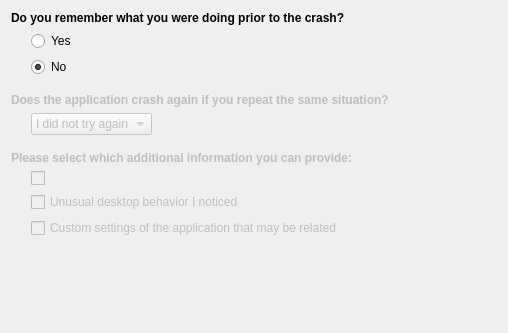
This is drkonqi/ui/assistantpage_bugawareness.ui in KDE/kde-runtime as Qt 5 draws it before an edit. The edited form follows.
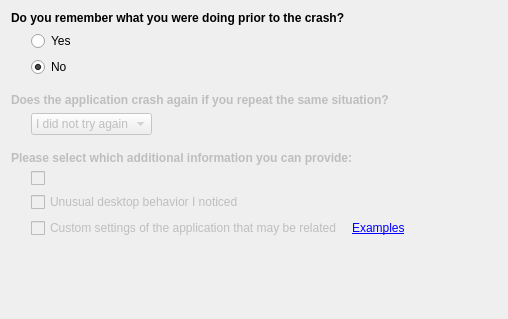
This is the edited form. Custom widgets are drawn as their Qt base class.

Commit message: - Move application details examples to its own class, to make it easy to implement new ways of   proving new information in the future (as separate .desktop files) - Improved examples UI in the bugawareness page

The edit to the form file:
```diff
--- a/drkonqi/ui/assistantpage_bugawareness.ui
+++ b/drkonqi/ui/assistantpage_bugawareness.ui
@@ -7,7 +7,7 @@
     <x>0</x>
     <y>0</y>
     <width>508</width>
-    <height>333</height>
+    <height>319</height>
    </rect>
   </property>
   <layout class="QVBoxLayout" name="verticalLayout_2">
@@ -215,6 +215,11 @@
         </widget>
        </item>
        <item>
+        <layout class="QHBoxLayout" name="horizontalLayout_5">
+         <property name="spacing">
+          <number>0</number>
+         </property>
+         <item>
         <widget class="QCheckBox" name="m_appSpecificDetails">
          <property name="enabled">
           <bool>false</bool>
@@ -225,7 +230,37 @@
         </widget>
        </item>
        <item>
-        <layout class="QHBoxLayout" name="horizontalLayout_4">
+          <spacer name="horizontalSpacer_6">
+           <property name="orientation">
+            <enum>Qt::Horizontal</enum>
+           </property>
+           <property name="sizeType">
+            <enum>QSizePolicy::Fixed</enum>
+           </property>
+           <property name="sizeHint" stdset="0">
+            <size>
+             <width>10</width>
+             <height>20</height>
+            </size>
+           </property>
+          </spacer>
+         </item>
+         <item>
+          <widget class="QLabel" name="m_appSpecificDetailsExamples">
+           <property name="enabled">
+            <bool>false</bool>
+           </property>
+           <property name="sizePolicy">
+            <sizepolicy hsizetype="Maximum" vsizetype="Preferred">
+             <horstretch>0</horstretch>
+             <verstretch>0</verstretch>
+            </sizepolicy>
+           </property>
+           <property name="text">
+            <string>&lt;a href=&quot;#&quot;&gt;Examples&lt;/a&gt;</string>
+           </property>
+          </widget>
+         </item>
          <item>
           <spacer name="horizontalSpacer_5">
            <property name="orientation">
```
Left out of the diff: 13 changed lines with no effect on the pictures. Lines whose indentation alone changed are shown as unchanged. The commit also changes 7 other files.
